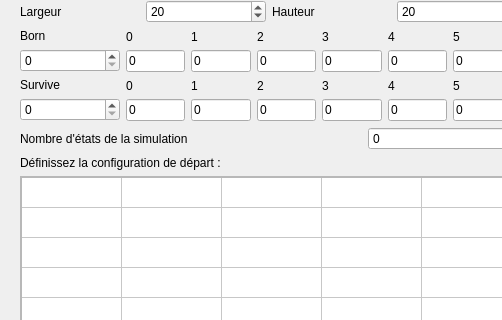
Before: the Qt Designer form automate_2d.ui in artemisart/lo21-gameoflife, drawn with Qt 5; both pictures show x 0 to 502 and y 0 to 320 of the 938 by 746 pixel window.
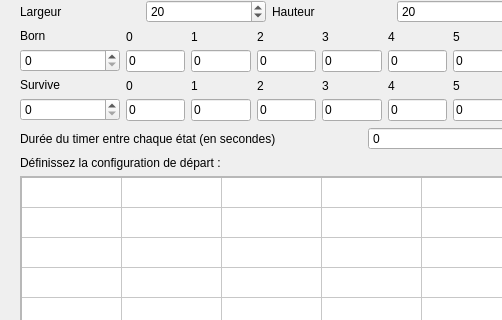
After: the same form once the commit is applied.

Diff of the .ui file:
```diff
--- a/automate_2d.ui
+++ b/automate_2d.ui
@@ -536,7 +536,7 @@
       <item>
        <widget class="QLabel" name="label_2">
         <property name="text">
-         <string>Nombre d'états de la simulation</string>
+         <string>Durée du timer entre chaque état (en secondes)</string>
         </property>
        </widget>
       </item>
```
Left out of the diff: 2 changed lines with no effect on the pictures.
